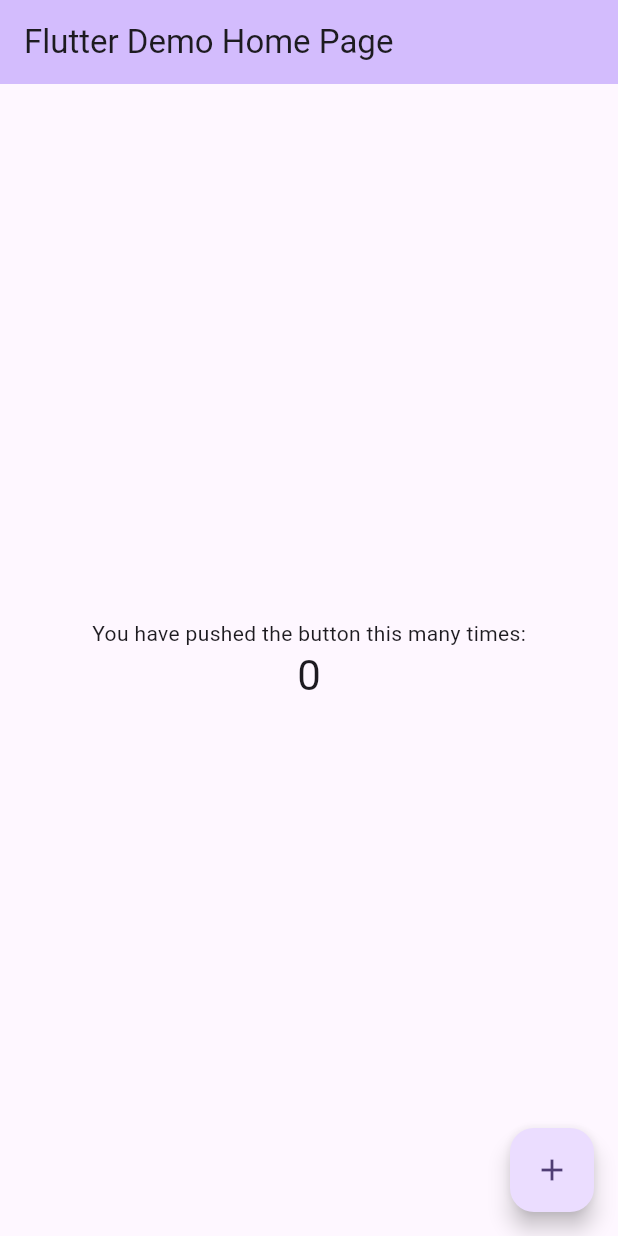
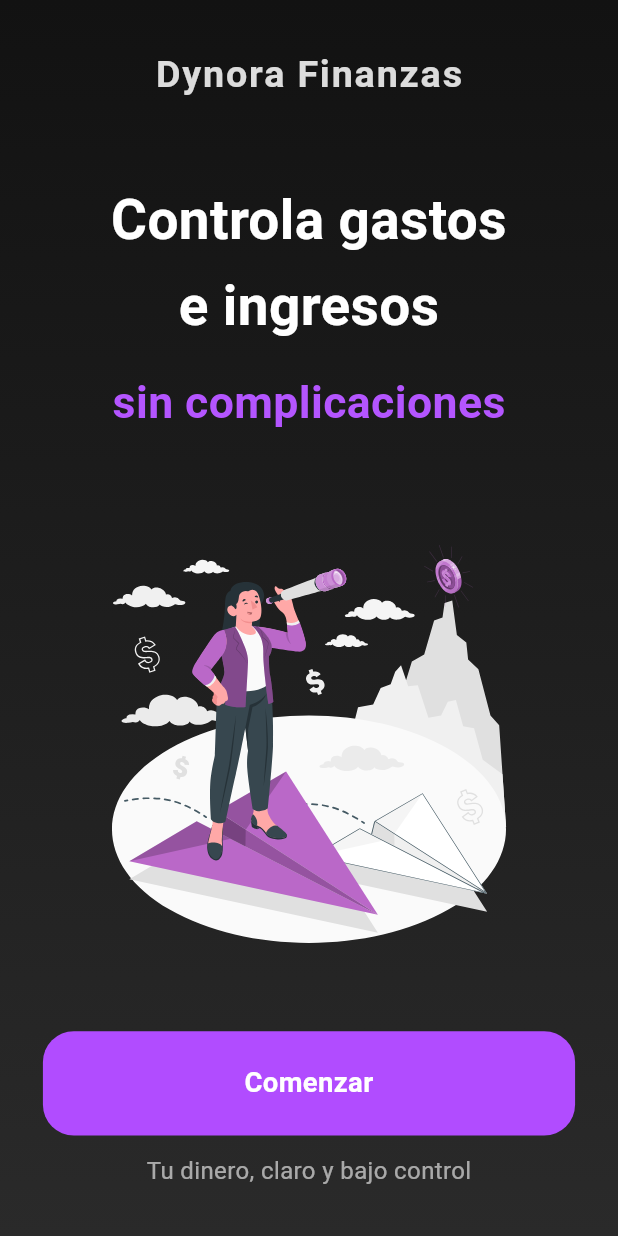
Before and after one commit to AlfonsoDiaz09/dynora_finance, a Flutter app: the screen it shows after launch, on a phone screen of 412 x 824 dp. Run offline on Flutter 3.47's test engine with Material 3 defaults, Android fonts, the phone set to English and light mode, and no system bars; our stand-ins replace flutter_bloc, flutter_screenutil, flutter_svg, get_it, go_router, logger.

Commit message:
feat: Splash page completed

```diff
--- a/lib/main.dart
+++ b/lib/main.dart
@@ -1,122 +1,53 @@
+import 'package:dynora_finance/core/logs/logger_output.dart';
+import 'package:dynora_finance/init_dependencies.dart';
+import 'package:dynora_finance/ui/bloc/navigation/navigation_bloc.dart';
+import 'package:dynora_finance/ui/router/router.dart';
 import 'package:flutter/material.dart';
+import 'package:flutter_bloc/flutter_bloc.dart';
+import 'package:flutter_screenutil/flutter_screenutil.dart';
+import 'package:go_router/go_router.dart';
+import 'package:flutter_localizations/flutter_localizations.dart';
 
-void main() {
-  runApp(const MyApp());
+var logger = LoggerOutput().logger;
+
+void main() async {
+  await initDependencies();
+
+  final navigationBloc = serviceLocator<NavigationBloc>();
+  final routerconfig = createRouter(navigationBloc);
+
+  runApp(MyApp(router: routerconfig));
 }
 
 class MyApp extends StatelessWidget {
-  const MyApp({super.key});
+  const MyApp({super.key, required this.router});
 
-  // This widget is the root of your application.
+  final GoRouter router;
+
   @override
   Widget build(BuildContext context) {
-    return MaterialApp(
-      title: 'Flutter Demo',
-      theme: ThemeData(
-        // This is the theme of your application.
-        //
-        // TRY THIS: Try running your application with "flutter run". You'll see
-        // the application has a purple toolbar. Then, without quitting the app,
-        // try changing the seedColor in the colorScheme below to Colors.green
-        // and then invoke "hot reload" (save your changes or press the "hot
-        // reload" button in a Flutter-supported IDE, or press "r" if you used
-        // the command line to start the app).
-        //
-        // Notice that the counter didn't reset back to zero; the application
-        // state is not lost during the reload. To reset the state, use hot
-        // restart instead.
-        //
-        // This works for code too, not just values: Most code changes can be
-        // tested with just a hot reload.
-        colorScheme: ColorScheme.fromSeed(seedColor: Colors.deepPurple),
+    return MultiBlocProvider(
+      providers: [
+        BlocProvider(create: (_) => serviceLocator<NavigationBloc>()),
+      ],
+      child: ScreenUtilInit(
+        designSize: const Size(360, 640),
+        minTextAdapt: true,
+        splitScreenMode: true,
+        child: MaterialApp.router(
+            title: 'DynoraFinanceApp',
+            routerConfig: router,
+            localizationsDelegates: [
+              GlobalMaterialLocalizations.delegate,
+              GlobalWidgetsLocalizations.delegate,
+              GlobalCupertinoLocalizations.delegate,
+            ],
+            supportedLocales: [
+              const Locale('es', 'ES'),
+              const Locale('en', 'EN'),
+            ],
+          ),
       ),
-      home: const MyHomePage(title: 'Flutter Demo Home Page'),
     );
   }
 }
-
-class MyHomePage extends StatefulWidget {
-  const MyHomePage({super.key, required this.title});
-
-  // This widget is the home page of your application. It is stateful, meaning
-  // that it has a State object (defined below) that contains fields that affect
-  // how it looks.
-
-  // This class is the configuration for the state. It holds the values (in this
-  // case the title) provided by the parent (in this case the App widget) and
-  // used by the build method of the State. Fields in a Widget subclass are
-  // always marked "final".
-
-  final String title;
-
-  @override
-  State<MyHomePage> createState() => _MyHomePageState();
-}
-
-class _MyHomePageState extends State<MyHomePage> {
-  int _counter = 0;
-
-  void _incrementCounter() {
-    setState(() {
-      // This call to setState tells the Flutter framework that something has
-      // changed in this State, which causes it to rerun the build method below
-      // so that the display can reflect the updated values. If we changed
-      // _counter without calling setState(), then the build method would not be
-      // called again, and so nothing would appear to happen.
-      _counter++;
-    });
-  }
-
-  @override
-  Widget build(BuildContext context) {
-    // This method is rerun every time setState is called, for instance as done
-    // by the _incrementCounter method above.
-    //
-    // The Flutter framework has been optimized to make rerunning build methods
-    // fast, so that you can just rebuild anything that needs updating rather
-    // than having to individually change instances of widgets.
-    return Scaffold(
-      appBar: AppBar(
-        // TRY THIS: Try changing the color here to a specific color (to
-        // Colors.amber, perhaps?) and trigger a hot reload to see the AppBar
-        // change color while the other colors stay the same.
-        backgroundColor: Theme.of(context).colorScheme.inversePrimary,
-        // Here we take the value from the MyHomePage object that was created by
-        // the App.build method, and use it to set our appbar title.
-        title: Text(widget.title),
-      ),
-      body: Center(
-        // Center is a layout widget. It takes a single child and positions it
-        // in the middle of the parent.
-        child: Column(
-          // Column is also a layout widget. It takes a list of children and
-          // arranges them vertically. By default, it sizes itself to fit its
-          // children horizontally, and tries to be as tall as its parent.
-          //
-          // Column has various properties to control how it sizes itself and
-          // how it positions its children. Here we use mainAxisAlignment to
-          // center the children vertically; the main axis here is the vertical
-          // axis because Columns are vertical (the cross axis would be
-          // horizontal).
-          //
-          // TRY THIS: Invoke "debug painting" (choose the "Toggle Debug Paint"
-          // action in the IDE, or press "p" in the console), to see the
-          // wireframe for each widget.
-          mainAxisAlignment: MainAxisAlignment.center,
-          children: <Widget>[
-            const Text('You have pushed the button this many times:'),
-            Text(
-              '$_counter',
-              style: Theme.of(context).textTheme.headlineMedium,
-            ),
-          ],
-        ),
-      ),
-      floatingActionButton: FloatingActionButton(
-        onPressed: _incrementCounter,
-        tooltip: 'Increment',
-        child: const Icon(Icons.add),
-      ), // This trailing comma makes auto-formatting nicer for build methods.
-    );
-  }
-}
--- a/lib/ui/bloc/navigation/navigation_bloc.dart
+++ b/lib/ui/bloc/navigation/navigation_bloc.dart
@@ -1,3 +1,4 @@
+import 'package:dynora_finance/main.dart';
 import 'package:dynora_finance/ui/router/router.dart';
 import 'package:flutter_bloc/flutter_bloc.dart';
 
@@ -15,6 +16,7 @@ class NavigationBloc extends Bloc<NavigationEvent, NavigationState> {
     });
 
     on<RouteChanged>((event, emit) {
+      logger.i('CurrentRoute: ${event.route}');
       emit(state.copyWith(currentRoute: event.route, navigateTo: null, isPushNavigation: false));
     });
   }
--- a/lib/ui/bloc/navigation/navigation_state.dart
+++ b/lib/ui/bloc/navigation/navigation_state.dart
@@ -23,5 +23,5 @@ class NavigationState {
     );
   }
 
-  static NavigationState initial() => NavigationState(currentRoute: AppRoutes.home);
+  static NavigationState initial() => NavigationState(currentRoute: AppRoutes.splash);
 }
--- /dev/null
+++ b/lib/ui/pages/splash/splash_page.dart
@@ -0,0 +1,85 @@
+import 'package:dynora_finance/ui/pages/splash/widgets/body.dart';
+import 'package:flutter/material.dart';
+
+class SplashPage extends StatefulWidget {
+  const SplashPage({super.key});
+
+  @override
+  State<SplashPage> createState() => _SplashPageState();
+}
+
+class _SplashPageState extends State<SplashPage>
+    with SingleTickerProviderStateMixin {
+  late AnimationController _controller;
+
+  late Animation<double> _fadeText;
+  late Animation<Offset> _slideText;
+
+  late Animation<double> _fadeImage;
+  late Animation<double> _scaleImage;
+
+  @override
+  void initState() {
+    super.initState();
+
+    _controller = AnimationController(
+      vsync: this,
+      duration: const Duration(milliseconds: 1600),
+    );
+
+    animatedText();
+    animatedImage();
+
+    _controller.forward();
+  }
+
+  @override
+  void dispose() {
+    _controller.dispose();
+    super.dispose();
+  }
+
+  void animatedText () {
+    _fadeText = Tween<double>(begin: 0, end: 1).animate(
+      CurvedAnimation(
+        parent: _controller,
+        curve: const Interval(0.0, 0.4, curve: Curves.easeOut),
+      ),
+    );
+
+    _slideText = Tween<Offset>(
+      begin: const Offset(0, -0.3),
+      end: Offset.zero,
+    ).animate(
+      CurvedAnimation(
+        parent: _controller,
+        curve: const Interval(0.0, 0.4, curve: Curves.easeOut),
+      ),
+    );
+  }
+
+  void animatedImage () {
+    _fadeImage = Tween<double>(begin: 0, end: 1).animate(
+      CurvedAnimation(
+        parent: _controller,
+        curve: const Interval(0.4, 1.0, curve: Curves.easeOut),
+      ),
+    );
+
+    _scaleImage = Tween<double>(begin: 0.85, end: 1).animate(
+      CurvedAnimation(
+        parent: _controller,
+        curve: const Interval(0.4, 1.0, curve: Curves.easeOutBack),
+      ),
+    );
+  }
+
+  @override
+  Widget build(BuildContext context) {
+    return Scaffold(body: Body(
+      fadeText: _fadeText,
+      slideText: _slideText,
+      fadeImage: _fadeImage,
+      scaleImage: _scaleImage));
+  }
+}
--- /dev/null
+++ b/lib/ui/pages/splash/widgets/body.dart
@@ -0,0 +1,55 @@
+import 'package:dynora_finance/ui/pages/splash/widgets/brand.dart';
+import 'package:dynora_finance/ui/pages/splash/widgets/button_start.dart';
+import 'package:dynora_finance/ui/pages/splash/widgets/illustration.dart';
+import 'package:dynora_finance/ui/pages/splash/widgets/principal_text.dart';
+import 'package:dynora_finance/ui/pages/splash/widgets/secondary_text.dart';
+import 'package:flutter/material.dart';
+import 'package:flutter_screenutil/flutter_screenutil.dart';
+
+class Body extends StatelessWidget {
+  const Body({
+    super.key,
+    required this.fadeText,
+    required this.slideText,
+    required this.fadeImage,
+    required this.scaleImage});
+
+  final Animation<double> fadeText;
+  final Animation<Offset> slideText;
+  final Animation<double> fadeImage;
+  final Animation<double> scaleImage;
+
+  @override
+  Widget build(BuildContext context) {
+    return Container(
+      width: double.infinity,
+      padding: EdgeInsets.symmetric(horizontal: 25.w),
+      decoration: BoxDecoration(
+        gradient: LinearGradient(
+          begin: Alignment.topCenter,
+          end: Alignment.bottomCenter,
+          colors: [
+            Color.fromRGBO(18, 18, 18, 1),
+            Color.fromRGBO(30, 30, 30, 1),
+            Color.fromRGBO(42, 42, 42, 1),
+          ])),
+      child: SafeArea(
+        child: Column(
+          children: [
+            SizedBox(height: 24.h),
+            Brand(fadeText: fadeText),
+            SizedBox(height: 40.h),
+            PrincipalText(fadeText: fadeText, slideText: slideText),
+            Spacer(),
+            Illustration(fadeImage: fadeImage, scaleImage: scaleImage),
+            Spacer(),
+            ButtonStart(),
+            SizedBox(height: 12),
+            SecondaryText(fadeImage: fadeImage),
+            SizedBox(height: 32),
+          ],
+        ),
+      ),
+    );
+  }
+}
--- /dev/null
+++ b/lib/ui/pages/splash/widgets/brand.dart
@@ -0,0 +1,24 @@
+import 'package:flutter/material.dart';
+import 'package:flutter_screenutil/flutter_screenutil.dart';
+
+class Brand extends StatelessWidget {
+  const Brand({super.key, required this.fadeText});
+
+  final Animation<double> fadeText;
+
+  @override
+  Widget build(BuildContext context) {
+    return FadeTransition(
+      opacity: fadeText,
+      child: Text(
+        'Dynora Finanzas',
+        style: TextStyle(
+          color: Colors.white.withValues(alpha: 0.85),
+          fontSize: 22.sp,
+          fontWeight: FontWeight.w600,
+          letterSpacing: 1.2,
+        ),
+      ),
+    );
+  }
+}
--- /dev/null
+++ b/lib/ui/pages/splash/widgets/button_start.dart
@@ -0,0 +1,18 @@
+import 'package:dynora_finance/ui/pages/splash/widgets/fade_slide.dart';
+import 'package:dynora_finance/ui/pages/splash/widgets/primary_button.dart';
+import 'package:flutter/material.dart';
+
+class ButtonStart extends StatelessWidget {
+  const ButtonStart({super.key});
+
+  @override
+  Widget build(BuildContext context) {
+    return FadeSlide(
+      delay: 300,
+      child: PrimaryButton(
+        text: "Comenzar",
+        onTap: () {},
+      ),
+    );
+  }
+}
--- /dev/null
+++ b/lib/ui/pages/splash/widgets/fade_slide.dart
@@ -0,0 +1,31 @@
+import 'package:flutter/material.dart';
+
+class FadeSlide extends StatelessWidget {
+  final Widget child;
+  final int delay;
+
+  const FadeSlide({
+    super.key,
+    required this.child,
+    this.delay = 0,
+  });
+
+  @override
+  Widget build(BuildContext context) {
+    return TweenAnimationBuilder(
+      tween: Tween(begin: 20.0, end: 0.0),
+      duration: const Duration(milliseconds: 400),
+      curve: Curves.easeOut,
+      child: child,
+      builder: (context, value, child) {
+        return Opacity(
+          opacity: 1 - (value / 20),
+          child: Transform.translate(
+            offset: Offset(0, value),
+            child: child,
+          ),
+        );
+      },
+    );
+  }
+}
--- /dev/null
+++ b/lib/ui/pages/splash/widgets/illustration.dart
@@ -0,0 +1,31 @@
+import 'package:flutter/material.dart';
+import 'package:flutter_screenutil/flutter_screenutil.dart';
+import 'package:flutter_svg/flutter_svg.dart';
+
+class Illustration extends StatelessWidget {
+  const Illustration({
+    super.key,
+    required this.fadeImage,
+    required this.scaleImage});
+
+  final Animation<double> fadeImage;
+  final Animation<double> scaleImage;
+
+  @override
+  Widget build(BuildContext context) {
+    return FadeTransition(
+      opacity: fadeImage,
+      child: ScaleTransition(
+        scale: scaleImage,
+        child: Padding(
+          padding: EdgeInsets.symmetric(horizontal: 24.w),
+          child: SvgPicture.asset(
+            'assets/img/business_vision.svg',
+            height: 222.h,
+            fit: BoxFit.contain,
+          ),
+        ),
+      ),
+    );
+  }
+}
--- /dev/null
+++ b/lib/ui/pages/splash/widgets/primary_button.dart
@@ -0,0 +1,36 @@
+import 'package:flutter/material.dart';
+import 'package:flutter_screenutil/flutter_screenutil.dart';
+
+class PrimaryButton extends StatelessWidget {
+  final String text;
+  final VoidCallback onTap;
+
+  const PrimaryButton({
+    super.key,
+    required this.text,
+    required this.onTap,
+  });
+
+  @override
+  Widget build(BuildContext context) {
+    return InkWell(
+      onTap: onTap,
+      child: Container(
+        width: double.infinity,
+        height: 54.h,
+        alignment: Alignment.center,
+        decoration: BoxDecoration(
+          color: Color(0xFFB14CFF),
+          borderRadius: BorderRadius.circular(18.r)
+        ),
+        child: Text(
+          text,
+          textAlign: TextAlign.center,
+          style: TextStyle(
+            fontSize: 16.sp,
+            fontWeight: FontWeight.w600,
+            color: Colors.white
+          ))),
+    );
+  }
+}
--- /dev/null
+++ b/lib/ui/pages/splash/widgets/principal_text.dart
@@ -0,0 +1,46 @@
+import 'package:flutter/material.dart';
+import 'package:flutter_screenutil/flutter_screenutil.dart';
+
+class PrincipalText extends StatelessWidget {
+  const PrincipalText({
+    super.key,
+    required this.fadeText,
+    required this.slideText});
+
+  final Animation<double> fadeText;
+  final Animation<Offset> slideText;
+
+  @override
+  Widget build(BuildContext context) {
+    return FadeTransition(
+      opacity: fadeText,
+      child: SlideTransition(
+        position: slideText,
+        child: Padding(
+          padding: EdgeInsets.symmetric(horizontal: 32.w),
+          child: Column(
+            children: [
+              Text(
+                'Controla gastos\ne ingresos',
+                textAlign: TextAlign.center,
+                style: TextStyle(
+                  fontSize: 32.sp,
+                  height: 1.2.h,
+                  fontWeight: FontWeight.bold,
+                  color: Colors.white)),
+              SizedBox(height: 12.h),
+              Text(
+                'sin complicaciones',
+                style: TextStyle(
+                  fontSize: 26.sp,
+                  fontWeight: FontWeight.bold,
+                  color: Color(0xFFB455FF),
+                ),
+              ),
+            ],
+          ),
+        ),
+      ),
+    );
+  }
+}
--- /dev/null
+++ b/lib/ui/pages/splash/widgets/secondary_text.dart
@@ -0,0 +1,19 @@
+import 'package:flutter/material.dart';
+import 'package:flutter_screenutil/flutter_screenutil.dart';
+
+class SecondaryText extends StatelessWidget {
+  const SecondaryText({super.key, required this.fadeImage});
+
+  final Animation<double> fadeImage;
+
+  @override
+  Widget build(BuildContext context) {
+    return FadeTransition(
+      opacity: fadeImage,
+      child: Text(
+        'Tu dinero, claro y bajo control',
+        style: TextStyle(
+          color: Colors.white.withValues(alpha: 0.6),
+          fontSize: 14.sp)));
+  }
+}
--- a/lib/ui/router/router.dart
+++ b/lib/ui/router/router.dart
@@ -1,27 +1,27 @@
-import 'package:dynora_finance/main.dart';
 import 'package:dynora_finance/ui/bloc/navigation/navigation_bloc.dart';
+import 'package:dynora_finance/ui/pages/splash/splash_page.dart';
 import 'package:flutter/material.dart';
 import 'package:go_router/go_router.dart';
 
 final GlobalKey<NavigatorState>navigatorKey = GlobalKey();
 
 abstract class AppRoutes {
-  static const home = '/home';
+  static const splash = '/splash';
 }
 
 abstract class LoaderIds {
-  static const homeLoader = 'home_loader';
+  static const splashLoader = 'splash_loader';
 }
 
 GoRouter createRouter(NavigationBloc navigationBloc) {
   final GoRouter router = GoRouter(
     navigatorKey: navigatorKey,
-    initialLocation: AppRoutes.home,
+    initialLocation: AppRoutes.splash,
     routes: [
       GoRoute(
-        path: AppRoutes.home,
-        name: AppRoutes.home,
-        builder: (_, __) => MyApp(),
+        path: AppRoutes.splash,
+        name: AppRoutes.splash,
+        builder: (_, __) => SplashPage(),
       ),
     ]
   );
```
Also changed, not shown: pubspec.yaml (+13 -8 lines), assets/img/business_vision.svg (added).
